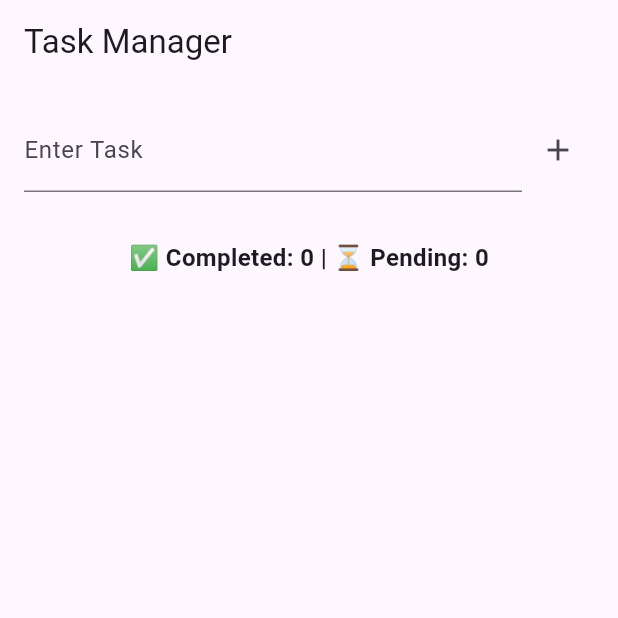
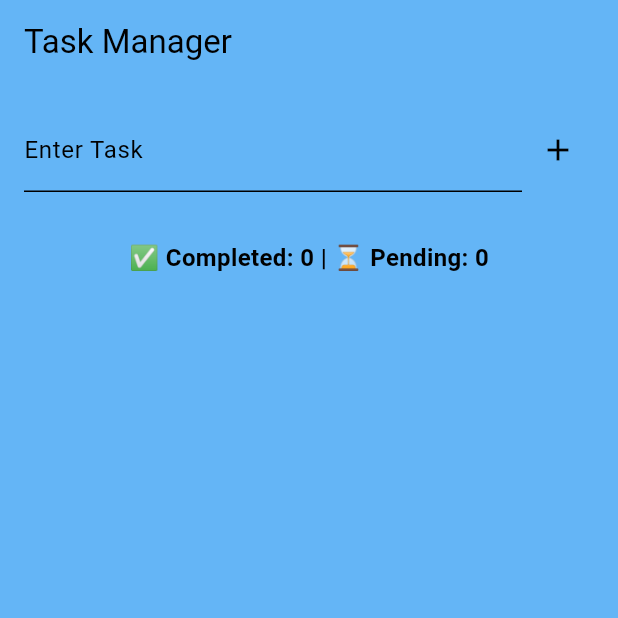
Before and after one commit to abir739/Flutter_Widgets, a Flutter app: the TaskScreen screen opened directly, on a phone screen of 412 x 824 dp, the top half of it. Run offline on Flutter 3.47's test engine with Material 3 defaults, Android fonts, the light colour scheme and no system bars; our stand-ins replace flutter_bloc, flutter_riverpod, flutter_slidable, get, hive, hive_flutter and 1 more; accounts and stored records are empty.

Commit message:
habit tracker flutter app

```diff
--- /dev/null
+++ b/FULL Flutter Masterclass/habit_tracker/lib/theme/dark_mode.dart
@@ -0,0 +1,11 @@
+import 'package:flutter/material.dart';
+
+ThemeData darkMode = ThemeData(
+    brightness: Brightness.dark,
+    colorScheme: ColorScheme.dark(
+      surface: Colors.grey.shade900,
+      primary: Colors.blue.shade700,
+      secondary: Colors.blue.shade600,
+      tertiary: Colors.blue.shade800,
+      inversePrimary: Colors.blue.shade100,
+    ));
--- /dev/null
+++ b/FULL Flutter Masterclass/habit_tracker/lib/theme/light_mode.dart
@@ -0,0 +1,12 @@
+import 'package:flutter/material.dart';
+
+ThemeData lightMode = ThemeData(
+  brightness: Brightness.light,
+  colorScheme: ColorScheme.light(
+    surface: Colors.blue.shade300,
+    primary: Colors.blue.shade500,
+    secondary: Colors.blue.shade100,
+    tertiary: Colors.white,
+    inversePrimary: Colors.blue.shade900
+  ),
+);
--- /dev/null
+++ b/FULL Flutter Masterclass/habit_tracker/lib/theme/theme_provider.dart
@@ -0,0 +1,28 @@
+import 'package:flutter/material.dart';
+import 'package:habit_tracker/theme/dark_mode.dart';
+
+import 'package:habit_tracker/theme/light_mode.dart';
+
+class ThemeProvider extends ChangeNotifier {
+  ThemeData _themeData = lightMode; // initially, light mode
+
+  ThemeData get themeData => _themeData; // get current theme
+
+// // boolean ofr theme, theme is dark mode
+//   bool get isDarkMode => _themeData == darkMode;
+
+  set themeData(ThemeData themeData) {
+    // set theme
+    _themeData = themeData;
+    notifyListeners();
+  }
+
+// toggle theme
+  void toggleTheme() {
+    if (_themeData == lightMode) {
+      themeData = darkMode;
+    } else {
+      themeData = lightMode;
+    }
+  }
+}
```
Also changed, not shown: FULL Flutter Masterclass/habit_tracker/lib/database/habit_db.dart (added, +67 -0 lines), FULL Flutter Masterclass/habit_tracker/lib/main.dart (+33 -4 lines), FULL Flutter Masterclass/habit_tracker/lib/models/app_settings.dart (added, +15 -0 lines), FULL Flutter Masterclass/habit_tracker/lib/models/habit_model.dart (added, +12 -0 lines), FULL Flutter Masterclass/habit_tracker/lib/screens/home_screen.dart (+65 -2 lines), FULL Flutter Masterclass/habit_tracker/lib/widgets/my_drawer.dart (added, +24 -0 lines), FULL Flutter Masterclass/habit_tracker/pubspec.yaml (+14 -1 lines), FULL Flutter Masterclass/habit_tracker/lib/models/app_settings.g.dart (added), FULL Flutter Masterclass/habit_tracker/lib/models/habit_model.g.dart (added), FULL Flutter Masterclass/habit_tracker/pubspec.lock, 1 other file.
